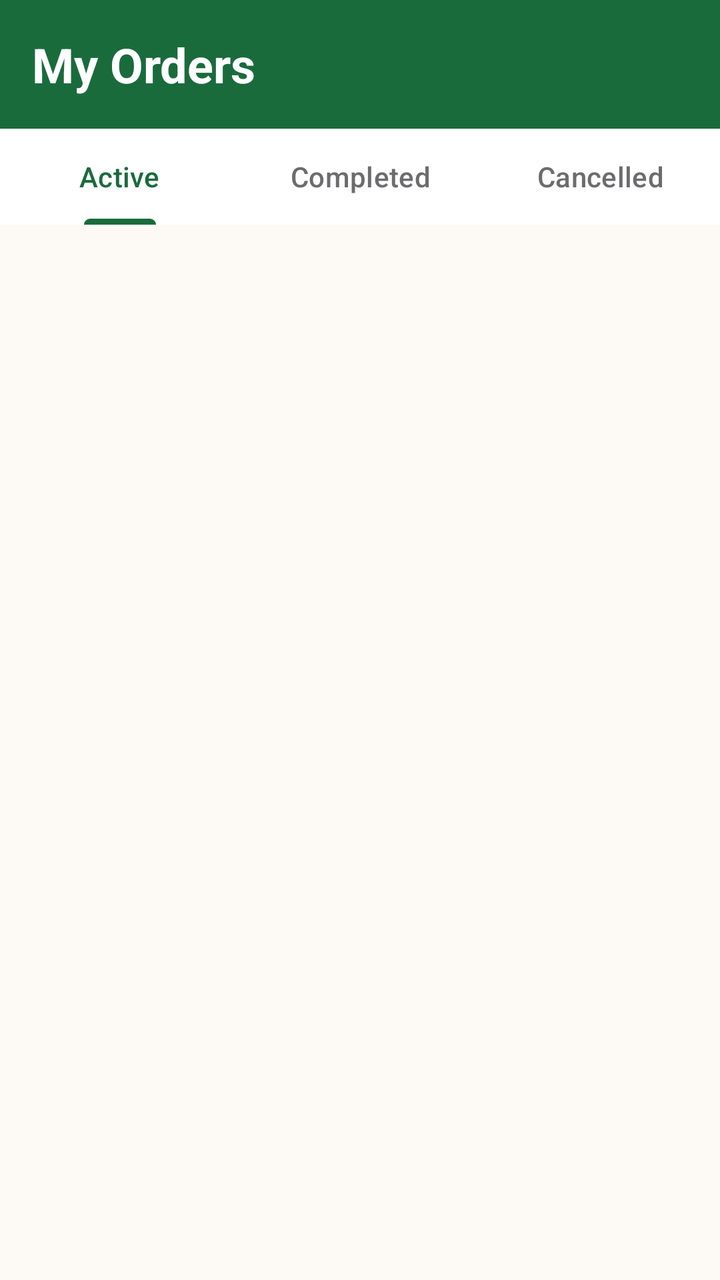
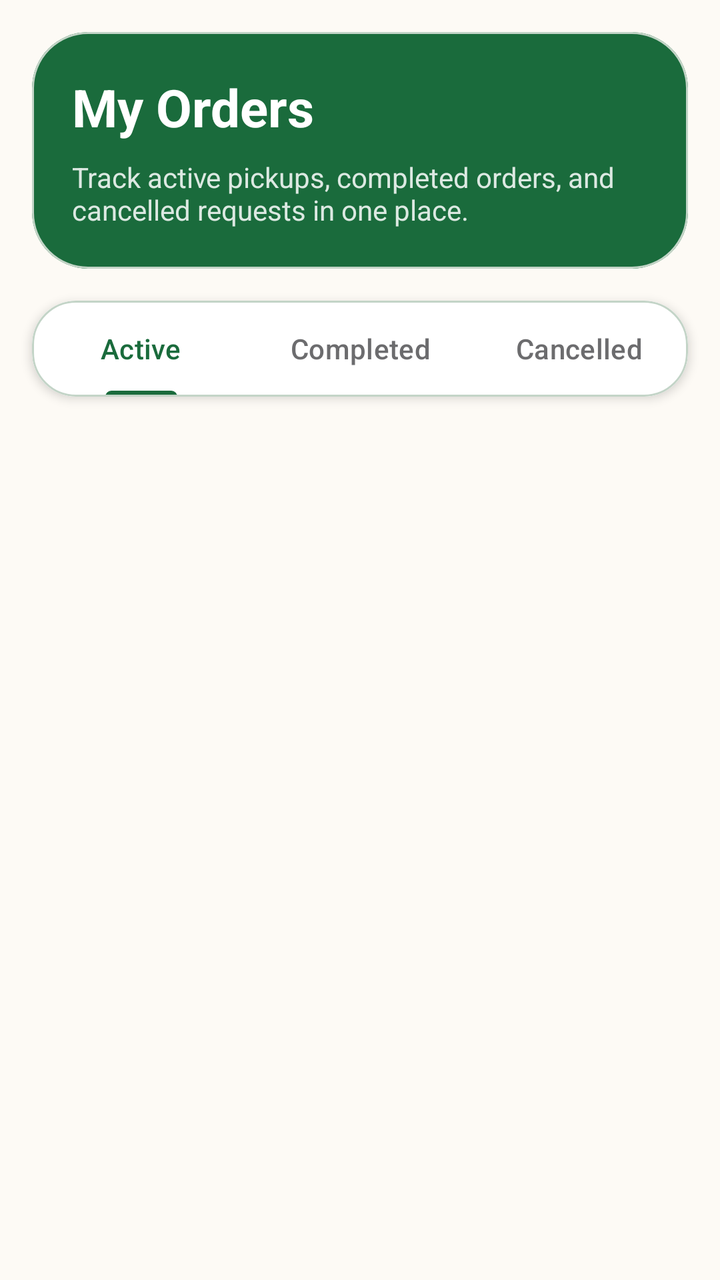

Two renders of the same Android screen: before a commit and after it. Below are the layout's source before the change and the commit's diff.
<!-- AndroidManifest.xml: application theme Theme.REPLATE -->
<!-- res/layout/fragment_orders.xml -->
<?xml version="1.0" encoding="utf-8"?>
<LinearLayout xmlns:android="http://schemas.android.com/apk/res/android"
    android:layout_width="match_parent"
    android:layout_height="match_parent"
    android:background="@color/light_gray"
    android:orientation="vertical">

    
    <LinearLayout
        android:layout_width="match_parent"
        android:layout_height="wrap_content"
        android:background="@color/primary"
        android:padding="16dp">

        <TextView
            android:layout_width="wrap_content"
            android:layout_height="wrap_content"
            android:text="My Orders"
            android:textColor="@color/white"
            android:textSize="24sp"
            android:textStyle="bold" />

    </LinearLayout>

    
    <com.google.android.material.tabs.TabLayout
        android:id="@+id/tabLayoutOrders"
        android:layout_width="match_parent"
        android:layout_height="wrap_content"
        android:background="@color/white"
        app:tabIndicatorColor="@color/primary"
        app:tabSelectedTextColor="@color/primary"
        app:tabTextColor="@color/text_secondary"
        xmlns:app="http://schemas.android.com/apk/res-auto">

        <com.google.android.material.tabs.TabItem
            android:layout_width="wrap_content"
            android:layout_height="wrap_content"
            android:text="Active" />

        <com.google.android.material.tabs.TabItem
            android:layout_width="wrap_content"
            android:layout_height="wrap_content"
            android:text="Completed" />

        <com.google.android.material.tabs.TabItem
            android:layout_width="wrap_content"
            android:layout_height="wrap_content"
            android:text="Cancelled" />

    </com.google.android.material.tabs.TabLayout>

    
    <androidx.recyclerview.widget.RecyclerView
        android:id="@+id/rvOrders"
        android:layout_width="match_parent"
        android:layout_height="0dp"
        android:layout_weight="1"
        android:clipToPadding="false"
        android:padding="8dp" />

    
    <LinearLayout
        android:id="@+id/emptyState"
        android:layout_width="match_parent"
        android:layout_height="0dp"
        android:layout_weight="1"
        android:gravity="center"
        android:orientation="vertical"
        android:visibility="gone">

        <ImageView
            android:layout_width="120dp"
            android:layout_height="120dp"
            android:src="@drawable/ic_empty_orders" />

        <TextView
            android:id="@+id/tvEmptyMessage"
            android:layout_width="wrap_content"
            android:layout_height="wrap_content"
            android:layout_marginTop="16dp"
            android:text="No orders yet"
            android:textColor="@color/text_secondary"
            android:textSize="18sp" />

        <TextView
            android:layout_width="wrap_content"
            android:layout_height="wrap_content"
            android:layout_marginTop="8dp"
            android:text="Start browsing food deals!"
            android:textColor="@color/text_secondary"
            android:textSize="14sp" />

        <Button
            android:id="@+id/btnBrowse"
            android:layout_width="wrap_content"
            android:layout_height="wrap_content"
            android:layout_marginTop="24dp"
            android:background="@drawable/button_primary"
            android:paddingHorizontal="32dp"
            android:text="Browse Deals"
            android:textAllCaps="false"
            android:textColor="@color/white" />

    </LinearLayout>

    
    <ProgressBar
        android:id="@+id/progressBar"
        android:layout_width="wrap_content"
        android:layout_height="wrap_content"
        android:layout_gravity="center"
        android:visibility="gone" />

</LinearLayout>
<!-- resources referenced by this layout -->
<resources>
  <color name="light_gray">#FDFAF5</color>
  <color name="primary">#1A6B3C</color>
  <color name="text_secondary">#6C6C6E</color>
  <color name="white">#FFFFFFFF</color>
  <!-- drawable button_primary (drawable) -->
  <?xml version="1.0" encoding="utf-8"?>
  <selector xmlns:android="http://schemas.android.com/apk/res/android">
      
      <item android:state_pressed="true">
          <shape android:shape="rectangle">
              <solid android:color="@color/primary_dark" />
              <corners android:radius="28dp" />
          </shape>
      </item>
      
      <item>
          <shape android:shape="rectangle">
              <solid android:color="@color/primary" />
              <corners android:radius="28dp" />
          </shape>
      </item>
  </selector>
  <!-- drawable ic_empty_orders (drawable) -->
  <?xml version="1.0" encoding="utf-8"?>
  <vector xmlns:android="http://schemas.android.com/apk/res/android"
      android:width="120dp"
      android:height="120dp"
      android:viewportWidth="120"
      android:viewportHeight="120">
  
      
      <path
          android:fillColor="#E0E0E0"
          android:pathData="M30,20 L30,100 L90,100 L90,20 L70,20 L70,15 L50,15 L50,20 Z"/>
  
      
      <path
          android:fillColor="#BDBDBD"
          android:pathData="M45,10 L75,10 L75,25 L45,25 Z"/>
  
      
      <path
          android:fillColor="#9E9E9E"
          android:pathData="M40,40 L80,40 M40,55 L70,55 M40,70 L75,70 M40,85 L65,85"
          android:strokeColor="#9E9E9E"
          android:strokeWidth="4"
          android:strokeLineCap="round"/>
  
  </vector>
  <color name="primary_dark">#0D3B1E</color>
  <color name="md_theme_primary">#1A6B3C</color>
  <color name="md_theme_onPrimary">#FFFFFF</color>
  <color name="md_theme_primaryContainer">#E8F8EE</color>
  <color name="md_theme_onPrimaryContainer">#0D3B1E</color>
  <color name="md_theme_secondary">#25A55A</color>
  <color name="md_theme_onSecondary">#FFFFFF</color>
  <color name="md_theme_secondaryContainer">#E8F8EE</color>
  <color name="md_theme_onSecondaryContainer">#0D3B1E</color>
  <color name="md_theme_tertiary">#E8521A</color>
  <color name="md_theme_onTertiary">#FFFFFF</color>
  <color name="md_theme_tertiaryContainer">#FFDBC9</color>
  <color name="md_theme_onTertiaryContainer">#5C1A00</color>
  <color name="md_theme_error">#BA1A1A</color>
  <color name="md_theme_onError">#FFFFFF</color>
  <color name="md_theme_errorContainer">#FFDAD6</color>
  <color name="md_theme_onErrorContainer">#410002</color>
  <color name="md_theme_background">#FDFAF5</color>
  <color name="md_theme_onBackground">#1C1C1E</color>
  <color name="md_theme_surface">#FDFAF5</color>
  <color name="md_theme_onSurface">#1C1C1E</color>
  <color name="md_theme_surfaceVariant">#E8F8EE</color>
  <color name="md_theme_onSurfaceVariant">#3A4A3E</color>
  <color name="md_theme_outline">#6B7E6F</color>
  <color name="md_theme_outlineVariant">#C3D4C7</color>
  <color name="md_theme_inverseSurface">#1C1C1E</color>
  <color name="md_theme_inverseOnSurface">#F5F5F0</color>
  <color name="md_theme_inversePrimary">#4FCB7D</color>
  <color name="md_theme_surfaceContainerLowest">#FFFFFF</color>
  <color name="md_theme_surfaceContainerLow">#F8F6F1</color>
  <color name="md_theme_surfaceContainer">#F3F0EB</color>
  <color name="md_theme_surfaceContainerHigh">#EDEBE6</color>
  <color name="md_theme_surfaceContainerHighest">#E8E5E0</color>
  <color name="status_bar">#0D3B1E</color>
  <!-- unchanged entries left out for length: 1 -->
</resources>

<!-- the commit's change to res/layout/fragment_orders.xml (unified diff, before → after) -->
@@ -1,54 +1,80 @@
 <?xml version="1.0" encoding="utf-8"?>
 <LinearLayout xmlns:android="http://schemas.android.com/apk/res/android"
+    xmlns:app="http://schemas.android.com/apk/res-auto"
     android:layout_width="match_parent"
     android:layout_height="match_parent"
     android:background="@color/light_gray"
     android:orientation="vertical">
 
     
-    <LinearLayout
+    <com.google.android.material.card.MaterialCardView
         android:layout_width="match_parent"
         android:layout_height="wrap_content"
-        android:background="@color/primary"
-        android:padding="16dp">
+        android:layout_margin="16dp"
+        app:cardBackgroundColor="@color/green_primary"
+        app:cardCornerRadius="28dp"
+        app:cardElevation="0dp">
 
-        <TextView
-            android:layout_width="wrap_content"
+        <LinearLayout
+            android:layout_width="match_parent"
             android:layout_height="wrap_content"
-            android:text="My Orders"
-            android:textColor="@color/white"
-            android:textSize="24sp"
-            android:textStyle="bold" />
+            android:orientation="vertical"
+            android:padding="20dp">
 
-    </LinearLayout>
+            <TextView
+                android:layout_width="wrap_content"
+                android:layout_height="wrap_content"
+                android:text="My Orders"
+                android:textColor="@color/white"
+                android:textSize="26sp"
+                android:textStyle="bold" />
+
+            <TextView
+                android:layout_width="match_parent"
+                android:layout_height="wrap_content"
+                android:layout_marginTop="8dp"
+                android:text="Track active pickups, completed orders, and cancelled requests in one place."
+                android:textColor="#D9FFFFFF"
+                android:textSize="14sp" />
+        </LinearLayout>
+    </com.google.android.material.card.MaterialCardView>
 
     
-    <com.google.android.material.tabs.TabLayout
-        android:id="@+id/tabLayoutOrders"
+    <com.google.android.material.card.MaterialCardView
         android:layout_width="match_parent"
         android:layout_height="wrap_content"
-        android:background="@color/white"
-        app:tabIndicatorColor="@color/primary"
-        app:tabSelectedTextColor="@color/primary"
-        app:tabTextColor="@color/text_secondary"
-        xmlns:app="http://schemas.android.com/apk/res-auto">
+        android:layout_marginHorizontal="16dp"
+        app:cardCornerRadius="22dp"
+        app:cardElevation="3dp">
 
-        <com.google.android.material.tabs.TabItem
-            android:layout_width="wrap_content"
+        <com.google.android.material.tabs.TabLayout
+            android:id="@+id/tabLayoutOrders"
+            android:layout_width="match_parent"
             android:layout_height="wrap_content"
-            android:text="Active" />
+            android:background="@color/white"
+            app:tabIndicatorColor="@color/primary"
+            app:tabIndicatorFullWidth="false"
+            app:tabMode="fixed"
+            app:tabSelectedTextColor="@color/primary"
+            app:tabTextColor="@color/text_secondary">
 
-        <com.google.android.material.tabs.TabItem
-            android:layout_width="wrap_content"
-            android:layout_height="wrap_content"
-            android:text="Completed" />
+            <com.google.android.material.tabs.TabItem
+                android:layout_width="wrap_content"
+                android:layout_height="wrap_content"
+                android:text="Active" />
 
-        <com.google.android.material.tabs.TabItem
-            android:layout_width="wrap_content"
-            android:layout_height="wrap_content"
-            android:text="Cancelled" />
+            <com.google.android.material.tabs.TabItem
+                android:layout_width="wrap_content"
+                android:layout_height="wrap_content"
+                android:text="Completed" />
 
-    </com.google.android.material.tabs.TabLayout>
+            <com.google.android.material.tabs.TabItem
+                android:layout_width="wrap_content"
+                android:layout_height="wrap_content"
+                android:text="Cancelled" />
+
+        </com.google.android.material.tabs.TabLayout>
+    </com.google.android.material.card.MaterialCardView>
 
     
     <androidx.recyclerview.widget.RecyclerView
@@ -57,7 +83,8 @@
         android:layout_height="0dp"
         android:layout_weight="1"
         android:clipToPadding="false"
-        android:padding="8dp" />
+        android:paddingTop="10dp"
+        android:paddingBottom="8dp" />
 
     
     <LinearLayout
@@ -67,6 +94,7 @@
         android:layout_weight="1"
         android:gravity="center"
         android:orientation="vertical"
+        android:paddingHorizontal="28dp"
         android:visibility="gone">
 
         <ImageView
@@ -80,21 +108,23 @@
             android:layout_height="wrap_content"
             android:layout_marginTop="16dp"
             android:text="No orders yet"
-            android:textColor="@color/text_secondary"
-            android:textSize="18sp" />
+            android:textColor="@color/text_primary"
+            android:textSize="20sp"
+            android:textStyle="bold" />
 
         <TextView
             android:layout_width="wrap_content"
             android:layout_height="wrap_content"
             android:layout_marginTop="8dp"
-            android:text="Start browsing food deals!"
+            android:gravity="center"
+            android:text="When you reserve a rescue meal, it will appear here with pickup details and QR access."
             android:textColor="@color/text_secondary"
             android:textSize="14sp" />
 
         <Button
             android:id="@+id/btnBrowse"
             android:layout_width="wrap_content"
-            android:layout_height="wrap_content"
+            android:layout_height="48dp"
             android:layout_marginTop="24dp"
             android:background="@drawable/button_primary"
             android:paddingHorizontal="32dp"
<!-- resource entries referenced after the edit -->
@@ -1,7 +1,9 @@
 <!-- resources referenced by this layout -->
 <resources>
+  <color name="green_primary">#1A6B3C</color>
   <color name="light_gray">#FDFAF5</color>
   <color name="primary">#1A6B3C</color>
+  <color name="text_primary">#1C1C1E</color>
   <color name="text_secondary">#6C6C6E</color>
   <color name="white">#FFFFFFFF</color>
   <!-- drawable button_primary (drawable) -->
